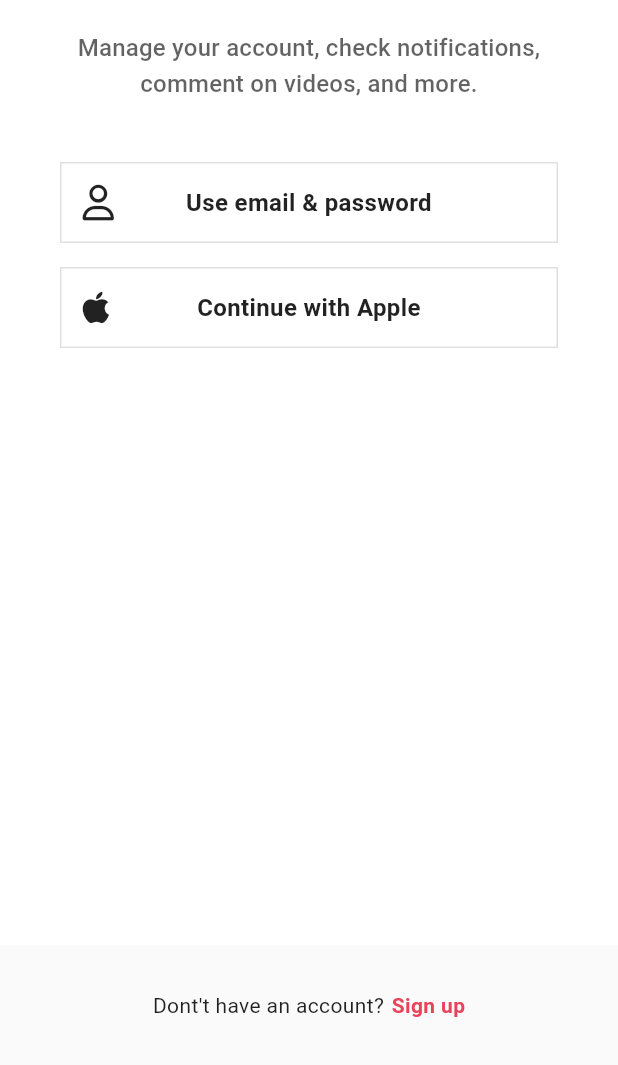
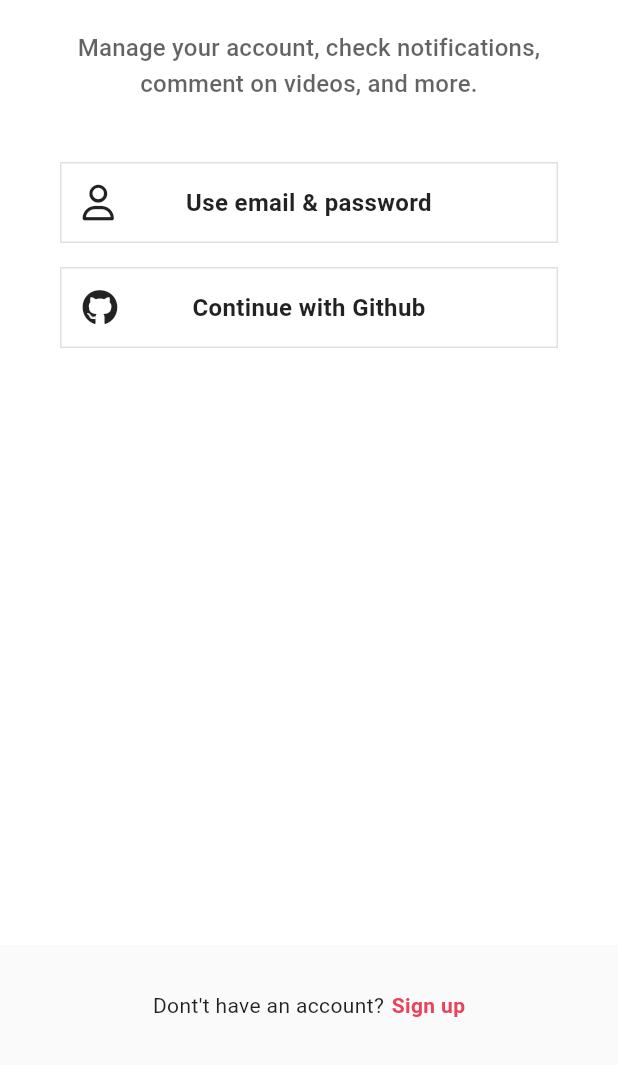
Before and after one commit to iinsue/tiktong, a Flutter app: the screen it shows after launch, after a tap on an icon or button, on a phone screen of 412 x 824 dp, the part 171-1236 px from its top. Run offline on Flutter 3.47's test engine with Material 3 defaults, Android fonts, the phone set to English and light mode, and no system bars; our stand-ins replace camera, firebase_auth, firebase_core, flutter_riverpod, font_awesome_flutter, go_router and 5 more; missing offline and left inert: image_gallery_saver_plus; accounts and stored records are empty; generated files the repository leaves out were written again; network calls fail.

Commit message:
#24.4 Github Login

```diff
--- a/lib/features/authentication/login_screen.dart
+++ b/lib/features/authentication/login_screen.dart
@@ -1,13 +1,15 @@
 import 'package:flutter/material.dart';
+import 'package:flutter_riverpod/flutter_riverpod.dart';
 import 'package:font_awesome_flutter/font_awesome_flutter.dart';
 import 'package:go_router/go_router.dart';
 import 'package:tiktong/constants/gaps.dart';
 import 'package:tiktong/constants/sizes.dart';
 import 'package:tiktong/features/authentication/login_form_screen.dart';
+import 'package:tiktong/features/authentication/view_models/social_auth_view_model.dart';
 import 'package:tiktong/features/authentication/widgets/auth_button.dart';
 import 'package:tiktong/utils.dart';
 
-class LoginScreen extends StatelessWidget {
+class LoginScreen extends ConsumerWidget {
   static String routeName = "login";
   static String routeURL = "/login";
   const LoginScreen({super.key});
@@ -24,7 +26,7 @@ class LoginScreen extends StatelessWidget {
   }
 
   @override
-  Widget build(BuildContext context) {
+  Widget build(BuildContext context, WidgetRef ref) {
     return Scaffold(
       body: SafeArea(
         child: Padding(
@@ -57,9 +59,15 @@ class LoginScreen extends StatelessWidget {
                 ),
               ),
               Gaps.v16,
-              AuthButton(
-                icon: FaIcon(FontAwesomeIcons.apple),
-                text: "Continue with Apple",
+              GestureDetector(
+                onTap:
+                    () => ref
+                        .read(socialAuthProvider.notifier)
+                        .githubSignIn(context),
+                child: AuthButton(
+                  icon: FaIcon(FontAwesomeIcons.github),
+                  text: "Continue with Github",
+                ),
               ),
             ],
           ),
--- a/lib/features/authentication/repositories/authentication_repo.dart
+++ b/lib/features/authentication/repositories/authentication_repo.dart
@@ -27,6 +27,10 @@ class AuthenticationRepository {
       password: password,
     );
   }
+
+  Future<void> githubSignIn() async {
+    await _firebaseAuth.signInWithProvider(GithubAuthProvider());
+  }
 }
 
 final authRepo = Provider((ref) => AuthenticationRepository());
--- a/lib/features/authentication/sign_up_screen.dart
+++ b/lib/features/authentication/sign_up_screen.dart
@@ -1,15 +1,17 @@
 import 'package:flutter/material.dart';
+import 'package:flutter_riverpod/flutter_riverpod.dart';
 import 'package:go_router/go_router.dart';
 import 'package:tiktong/constants/gaps.dart';
 import 'package:tiktong/constants/sizes.dart';
 import 'package:tiktong/features/authentication/login_screen.dart';
 import 'package:tiktong/features/authentication/username_screen.dart';
+import 'package:tiktong/features/authentication/view_models/social_auth_view_model.dart';
 import 'package:tiktong/features/authentication/widgets/auth_button.dart';
 import 'package:font_awesome_flutter/font_awesome_flutter.dart';
 import 'package:tiktong/generated/l10n.dart';
 import 'package:tiktong/utils.dart';
 
-class SignUpScreen extends StatelessWidget {
+class SignUpScreen extends ConsumerWidget {
   static String routeURL = "/";
   static const routeName = "signUp";
   const SignUpScreen({super.key});
@@ -26,7 +28,7 @@ class SignUpScreen extends StatelessWidget {
   }
 
   @override
-  Widget build(BuildContext context) {
+  Widget build(BuildContext context, WidgetRef ref) {
     return OrientationBuilder(
       builder: (context, orientation) {
         /*  if (orientation == Orientation.landscape) {
@@ -66,9 +68,15 @@ class SignUpScreen extends StatelessWidget {
                       ),
                     ),
                     Gaps.v16,
-                    AuthButton(
-                      icon: FaIcon(FontAwesomeIcons.apple),
-                      text: S.of(context).appleButton,
+                    GestureDetector(
+                      onTap:
+                          () => ref
+                              .read(socialAuthProvider.notifier)
+                              .githubSignIn(context),
+                      child: AuthButton(
+                        icon: FaIcon(FontAwesomeIcons.github),
+                        text: "Continue with Github",
+                      ),
                     ),
                   ],
                   if (orientation == Orientation.landscape)
```
Also changed, not shown: lib/features/authentication/view_models/social_auth_view_model.dart (added, +35 -0 lines).
